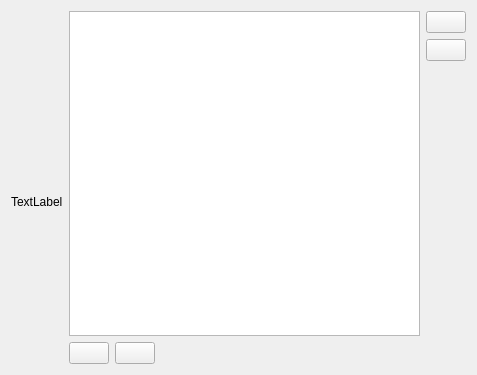
Old version of the form Source/SVWidgetsLib/FilterParameterWidgets/UI_Files/DynamicTableWidget.ui in the repository BlueQuartzSoftware/SIMPL.
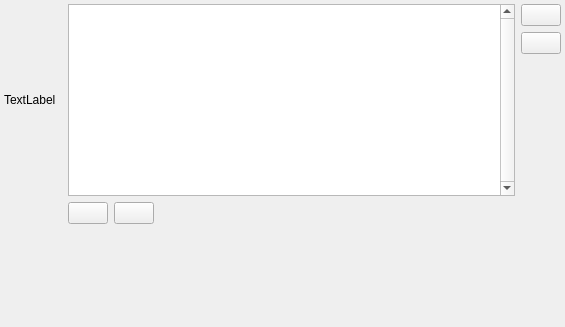
New version of the form.

Commit message: Updating DynamicTableWidget to have refined layout with respect to the widths and heights of cells and cell headers, to use the space more efficiently and add stability fixes.

The edit to the form file:
```diff
--- a/Source/SVWidgetsLib/FilterParameterWidgets/UI_Files/DynamicTableWidget.ui
+++ b/Source/SVWidgetsLib/FilterParameterWidgets/UI_Files/DynamicTableWidget.ui
@@ -6,25 +6,118 @@
    <rect>
     <x>0</x>
     <y>0</y>
-    <width>477</width>
-    <height>375</height>
+    <width>565</width>
+    <height>327</height>
    </rect>
   </property>
   <property name="windowTitle">
    <string>DynamicTableWidget</string>
   </property>
   <layout class="QGridLayout" name="gridLayout">
+   <property name="leftMargin">
+    <number>4</number>
+   </property>
+   <property name="topMargin">
+    <number>4</number>
+   </property>
+   <property name="rightMargin">
+    <number>4</number>
+   </property>
+   <property name="bottomMargin">
+    <number>4</number>
+   </property>
+   <item row="3" column="2">
+    <widget class="QPushButton" name="addRowBtn">
+     <property name="sizePolicy">
+      <sizepolicy hsizetype="Maximum" vsizetype="Maximum">
+       <horstretch>0</horstretch>
+       <verstretch>0</verstretch>
+      </sizepolicy>
+     </property>
+     <property name="maximumSize">
+      <size>
+       <width>16777215</width>
+       <height>16777215</height>
+      </size>
+     </property>
+     <property name="toolTip">
+      <string/>
+     </property>
+     <property name="text">
+      <string/>
+     </property>
+    </widget>
+   </item>
+   <item row="3" column="3">
+    <widget class="QPushButton" name="deleteRowBtn">
+     <property name="sizePolicy">
+      <sizepolicy hsizetype="Maximum" vsizetype="Maximum">
+       <horstretch>0</horstretch>
+       <verstretch>0</verstretch>
+      </sizepolicy>
+     </property>
+     <property name="maximumSize">
+      <size>
+       <width>16777215</width>
+       <height>16777215</height>
+      </size>
+     </property>
+     <property name="toolTip">
+      <string/>
+     </property>
+     <property name="text">
+      <string/>
+     </property>
+    </widget>
+   </item>
+   <item row="0" column="5">
+    <widget class="QPushButton" name="addColBtn">
+     <property name="sizePolicy">
+      <sizepolicy hsizetype="Maximum" vsizetype="Fixed">
+       <horstretch>0</horstretch>
+       <verstretch>0</verstretch>
+      </sizepolicy>
+     </property>
+     <property name="maximumSize">
+      <size>
+       <width>16777215</width>
+       <height>16777215</height>
+      </size>
+     </property>
+     <property name="toolTip">
+      <string/>
+     </property>
+     <property name="text">
+      <string/>
+     </property>
+    </widget>
+   </item>
    <item row="0" column="2" rowspan="3" colspan="3">
     <widget class="QTableWidget" name="dynamicTable">
+     <property name="sizePolicy">
+      <sizepolicy hsizetype="Expanding" vsizetype="Preferred">
+       <horstretch>0</horstretch>
+       <verstretch>0</verstretch>
+      </sizepolicy>
+     </property>
      <property name="minimumSize">
       <size>
        <width>0</width>
        <height>0</height>
       </size>
      </property>
+     <property name="maximumSize">
+      <size>
+       <width>16777215</width>
+       <height>16777215</height>
+      </size>
+     </property>
      <property name="toolTip">
       <string/>
      </property>
+     <property name="verticalScrollBarPolicy">
+      <enum>Qt::ScrollBarAlwaysOn</enum>
+     </property>
      <property name="editTriggers">
       <set>QAbstractItemView::DoubleClicked|QAbstractItemView::EditKeyPressed</set>
      </property>
@@ -43,28 +136,15 @@
      <property name="horizontalScrollMode">
       <enum>QAbstractItemView::ScrollPerPixel</enum>
      </property>
+     <attribute name="horizontalHeaderMinimumSectionSize">
+      <number>50</number>
+     </attribute>
     </widget>
    </item>
    <item row="1" column="5">
     <widget class="QPushButton" name="deleteColBtn">
-     <property name="maximumSize">
-      <size>
-       <width>16777215</width>
-       <height>16777215</height>
-      </size>
-     </property>
-     <property name="toolTip">
-      <string/>
-     </property>
-     <property name="text">
-      <string/>
-     </property>
-    </widget>
-   </item>
-   <item row="3" column="2">
-    <widget class="QPushButton" name="addRowBtn">
      <property name="sizePolicy">
-      <sizepolicy hsizetype="Preferred" vsizetype="Preferred">
+      <sizepolicy hsizetype="Maximum" vsizetype="Fixed">
        <horstretch>0</horstretch>
        <verstretch>0</verstretch>
       </sizepolicy>
@@ -83,64 +163,32 @@
      </property>
     </widget>
    </item>
-   <item row="0" column="5">
-    <widget class="QPushButton" name="addColBtn">
-     <property name="maximumSize">
-      <size>
-       <width>16777215</width>
-       <height>16777215</height>
-      </size>
-     </property>
-     <property name="toolTip">
-      <string/>
-     </property>
-     <property name="text">
-      <string/>
-     </property>
-    </widget>
-   </item>
-   <item row="2" column="0">
-    <widget class="QLabel" name="tableLabel">
-     <property name="text">
-      <string>TextLabel</string>
-     </property>
-    </widget>
-   </item>
-   <item row="3" column="3">
-    <widget class="QPushButton" name="deleteRowBtn">
-     <property name="sizePolicy">
-      <sizepolicy hsizetype="Preferred" vsizetype="Preferred">
-       <horstretch>0</horstretch>
-       <verstretch>0</verstretch>
-      </sizepolicy>
-     </property>
-     <property name="maximumSize">
-      <size>
-       <width>16777215</width>
-       <height>16777215</height>
-      </size>
-     </property>
-     <property name="toolTip">
-      <string/>
-     </property>
-     <property name="text">
-      <string/>
-     </property>
-    </widget>
-   </item>
-   <item row="2" column="5">
-    <spacer name="verticalSpacer">
+   <item row="4" column="1" colspan="5">
+    <spacer name="verticalSpacer_2">
      <property name="orientation">
       <enum>Qt::Vertical</enum>
      </property>
      <property name="sizeHint" stdset="0">
       <size>
        <width>20</width>
-       <height>445</height>
+       <height>40</height>
       </size>
      </property>
     </spacer>
    </item>
+   <item row="0" column="0" rowspan="3">
+    <widget class="QLabel" name="tableLabel">
+     <property name="sizePolicy">
+      <sizepolicy hsizetype="Maximum" vsizetype="Preferred">
+       <horstretch>0</horstretch>
+       <verstretch>0</verstretch>
+      </sizepolicy>
+     </property>
+     <property name="text">
+      <string>TextLabel</string>
+     </property>
+    </widget>
+   </item>
    <item row="3" column="4">
     <spacer name="horizontalSpacer">
      <property name="orientation">
@@ -154,19 +202,6 @@
      </property>
     </spacer>
    </item>
-   <item row="2" column="6">
-    <spacer name="horizontalSpacer_2">
-     <property name="orientation">
-      <enum>Qt::Horizontal</enum>
-     </property>
-     <property name="sizeHint" stdset="0">
-      <size>
-       <width>40</width>
-       <height>20</height>
-      </size>
-     </property>
-    </spacer>
-   </item>
   </layout>
  </widget>
  <resources/>
```
The commit also changes 2 other files.
